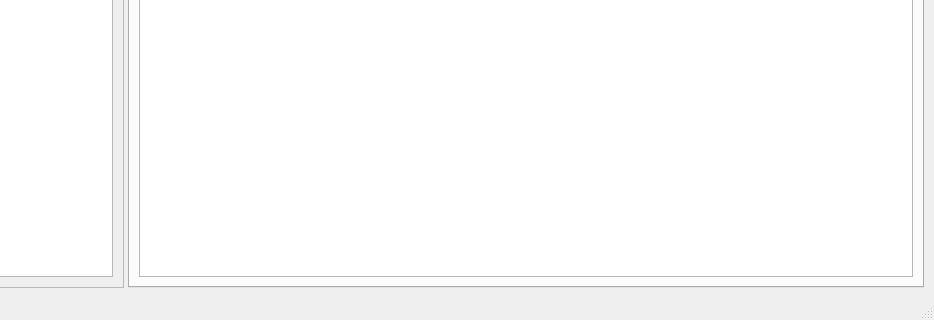
First picture: the form in src/ui/mainwindow.ui, repository 503MHM/CyclingDataAnalyzer, before the edit; both pictures show x 246 to 1180 and y 440 to 760 of the 1180 by 760 pixel window.
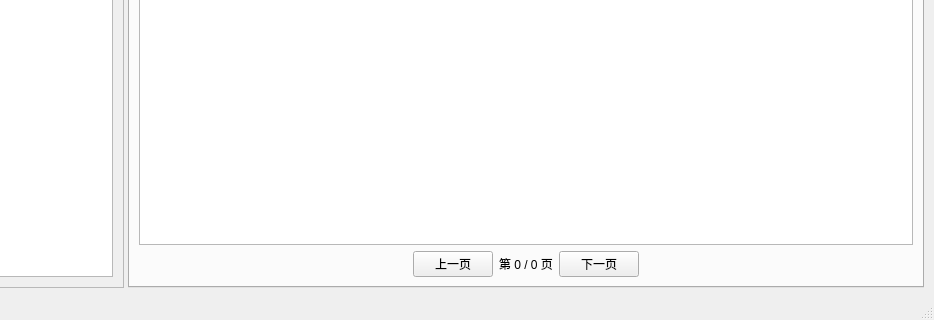
Second picture: the form after the edit. The open tabs and pages were chosen to show the change.

The edit to the form file:
```diff
--- a/src/ui/mainwindow.ui
+++ b/src/ui/mainwindow.ui
@@ -911,6 +911,57 @@
          <item>
           <widget class="QTableView" name="rawDataTableView"/>
          </item>
+          <item>
+           <layout class="QHBoxLayout" name="rawDataPageLayout">
+            <item>
+             <spacer name="rawDataPageLeftSpacer">
+              <property name="orientation">
+               <enum>Qt::Orientation::Horizontal</enum>
+              </property>
+              <property name="sizeHint" stdset="0">
+               <size>
+                <width>40</width>
+                <height>20</height>
+               </size>
+              </property>
+             </spacer>
+            </item>
+            <item>
+             <widget class="QPushButton" name="rawPrevButton">
+              <property name="text">
+               <string>上一页</string>
+              </property>
+             </widget>
+            </item>
+            <item>
+             <widget class="QLabel" name="rawPageLabel">
+              <property name="text">
+               <string>第 0 / 0 页</string>
+              </property>
+             </widget>
+            </item>
+            <item>
+             <widget class="QPushButton" name="rawNextButton">
+              <property name="text">
+               <string>下一页</string>
+              </property>
+             </widget>
+            </item>
+            <item>
+             <spacer name="rawDataPageRightSpacer">
+              <property name="orientation">
+               <enum>Qt::Orientation::Horizontal</enum>
+              </property>
+              <property name="sizeHint" stdset="0">
+               <size>
+                <width>40</width>
+                <height>20</height>
+               </size>
+              </property>
+             </spacer>
+            </item>
+           </layout>
+          </item>
         </layout>
        </widget>
       </widget>
```
Left out of the diff: 27 changed lines with no effect on the pictures. Lines whose indentation alone changed are shown as unchanged.
